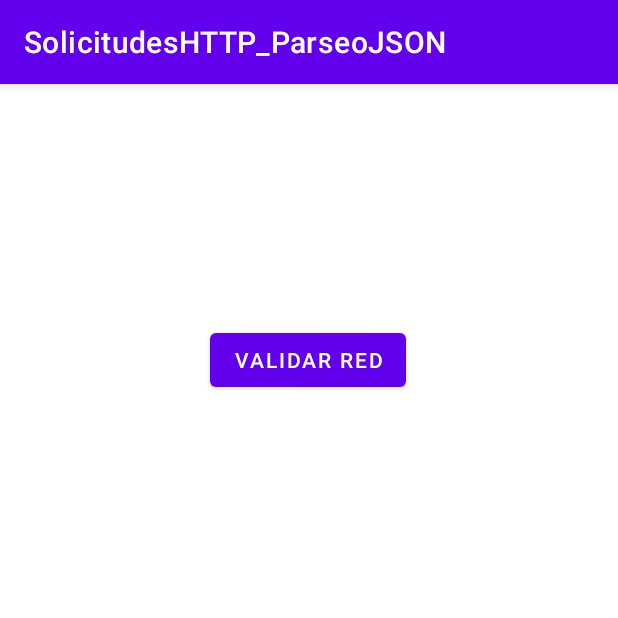
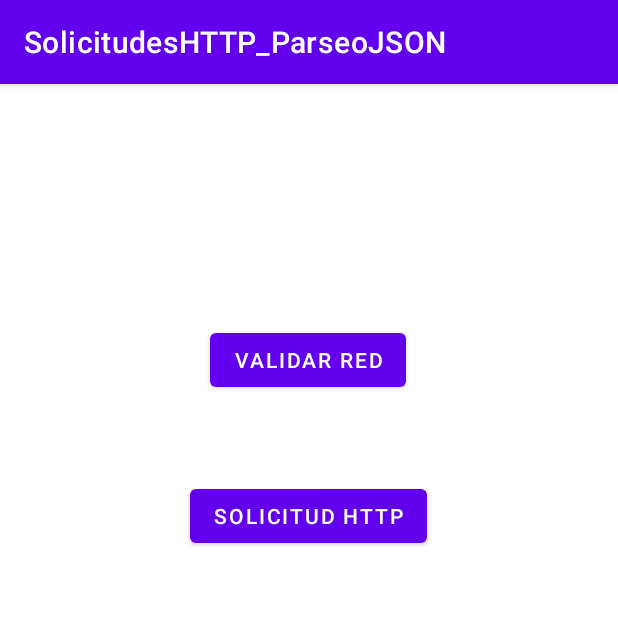
Before and after one commit to HeynerPat/S11SolicitudesHTTP_ParseoJSON, an Android app: the screen it shows after launch (MainActivity), on a phone screen of 412 x 824 dp, the top half of it. Run offline under Robolectric (Android 15) with nearby library versions, the phone set to English and light mode, and no system bars.

Commit message:
Solicitud HTTP nativa

```diff
--- a/app/src/main/res/layout/activity_main.xml
+++ b/app/src/main/res/layout/activity_main.xml
@@ -16,4 +16,15 @@
         app:layout_constraintHorizontal_bias="0.498"
         app:layout_constraintStart_toStartOf="parent"
         app:layout_constraintTop_toTopOf="parent" />
+
+    <Button
+        android:id="@+id/bSolicitudHTTP"
+        android:layout_width="wrap_content"
+        android:layout_height="wrap_content"
+        android:layout_marginTop="56dp"
+        android:text="Solicitud HTTP"
+        app:layout_constraintEnd_toEndOf="parent"
+        app:layout_constraintHorizontal_bias="0.498"
+        app:layout_constraintStart_toStartOf="parent"
+        app:layout_constraintTop_toBottomOf="@+id/bValidarRed" />
 </androidx.constraintlayout.widget.ConstraintLayout>
```
Also changed, not shown: app/src/main/java/com/example/solicitudeshttp_parseojson/MainActivity.kt (+41 -1 lines).
